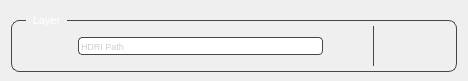
Qt form 01_app/dev/UI/layer_UI.ui (kaanyilmaz99/YFX_Lookdev_Tool) before a commit.
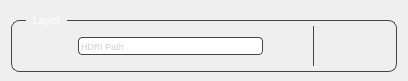
The same form after that commit. Icons and pictures are not drawn.

The edit to the form file:
```diff
--- a/01_app/dev/UI/layer_UI.ui
+++ b/01_app/dev/UI/layer_UI.ui
@@ -9,8 +9,8 @@
    <rect>
     <x>0</x>
     <y>0</y>
-    <width>468</width>
-    <height>81</height>
+    <width>408</width>
+    <height>78</height>
    </rect>
   </property>
   <property name="windowTitle">
```
